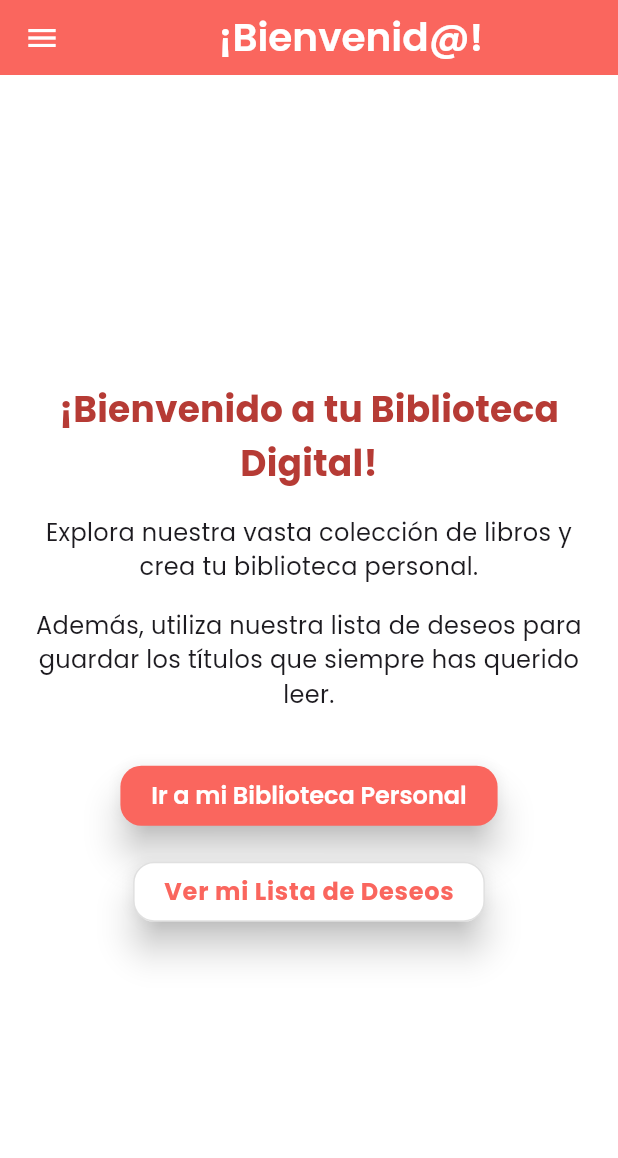
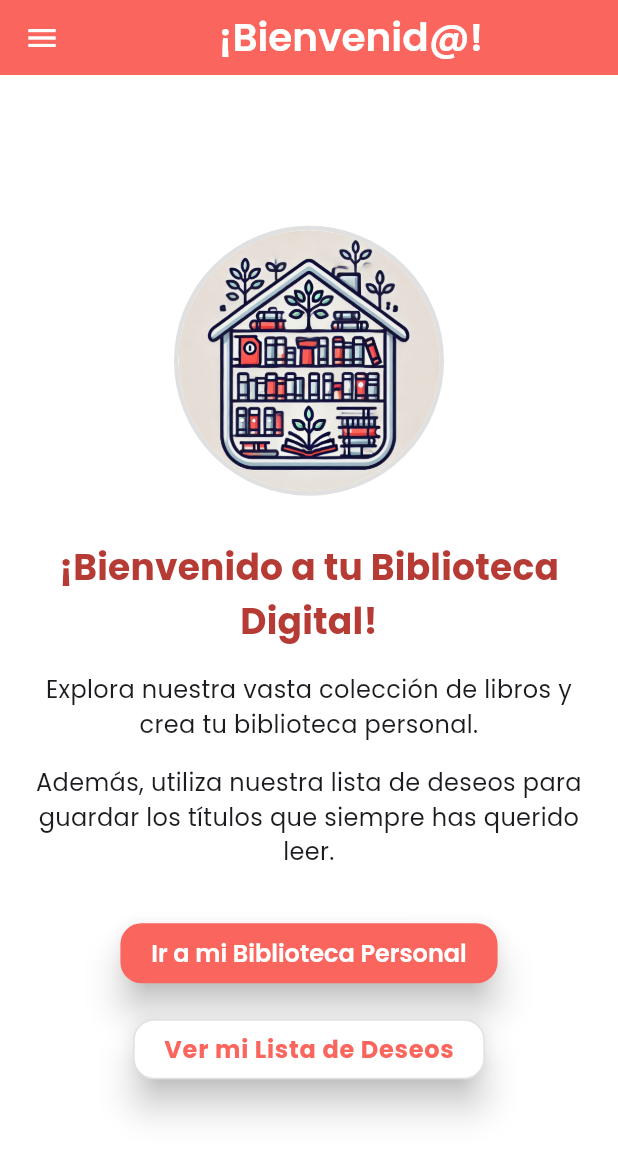
Before and after one commit to JMBellidoDev/pmdm_booknest_project, a Flutter app: the screen it shows after launch, on a phone screen of 412 x 824 dp. Shown: the top 1158 px of the screen. Run offline on Flutter 3.47's test engine with Material 3 defaults, Android fonts, the light colour scheme and no system bars; our stand-ins replace google_fonts, sqflite; accounts and stored records are empty.

Commit message:
Icon - home page

```diff
--- a/lib/widgets/home_widgets.dart
+++ b/lib/widgets/home_widgets.dart
@@ -17,6 +17,26 @@
         mainAxisAlignment: MainAxisAlignment.center,
         crossAxisAlignment: CrossAxisAlignment.center,
         children: [
+
+          // Icono de la aplicación
+          Container(
+            height: 180,
+            width: 180,
+            decoration: BoxDecoration(
+              shape: BoxShape.circle,
+              border: Border.all(
+                color: Colors.black12,
+                width: 3,
+              ),
+            ),
+            child: ClipOval(
+              child: Image.asset(
+                'assets/images/app-icon.jpg',
+                fit: BoxFit.cover,
+              ),
+            ),
+          ),
+          const SizedBox(height: 30,),
 
           // Texto principal
           Text('¡Bienvenido a tu Biblioteca Digital!',
```
